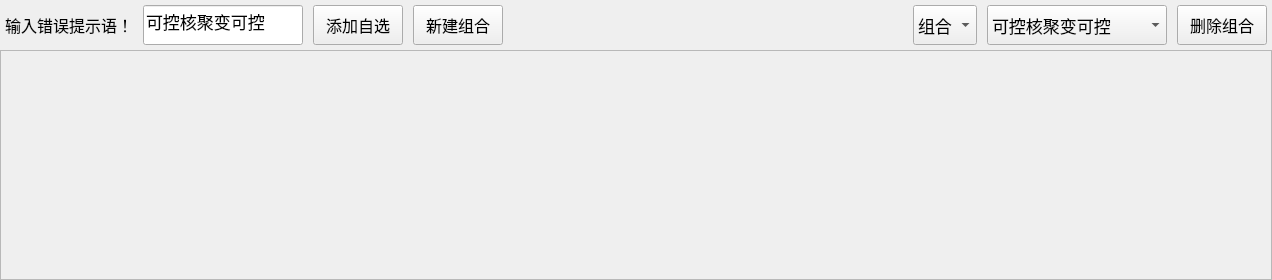
This is app/Ticker/features/homePage/homepage.ui in Cohen0415/YunQue-Ticker as Qt 5 draws it before an edit. The edited form follows.
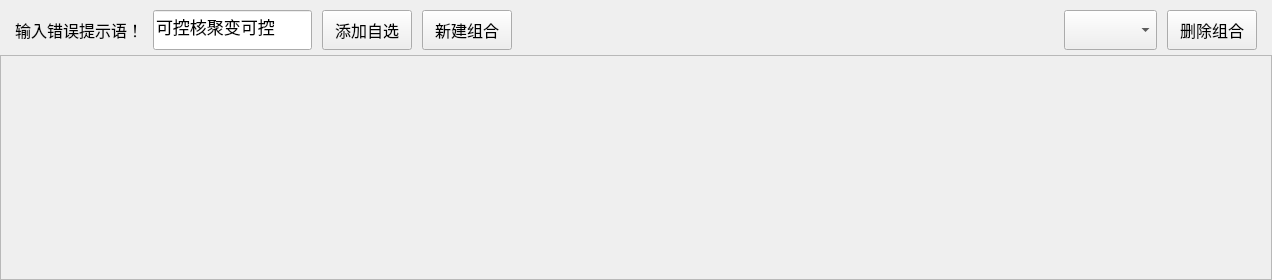
This is the edited form.

Commit message: add: qt: 初步添加 homePage 页面，目前可以添加组合、添加自选、删除组合，查看股票的基本数据

What changed in the file:
```diff
--- a/app/Ticker/features/homePage/homepage.ui
+++ b/app/Ticker/features/homePage/homepage.ui
@@ -66,13 +66,13 @@
        <number>0</number>
       </property>
       <property name="leftMargin">
-       <number>0</number>
+       <number>15</number>
       </property>
       <property name="topMargin">
-       <number>0</number>
+       <number>5</number>
       </property>
       <property name="rightMargin">
-       <number>0</number>
+       <number>15</number>
       </property>
       <property name="bottomMargin">
        <number>0</number>
@@ -96,13 +96,13 @@
           <number>10</number>
          </property>
          <property name="leftMargin">
-          <number>5</number>
+          <number>0</number>
          </property>
          <property name="topMargin">
           <number>0</number>
          </property>
          <property name="rightMargin">
-          <number>5</number>
+          <number>0</number>
          </property>
          <property name="bottomMargin">
           <number>0</number>
@@ -123,7 +123,7 @@
           <widget class="QLineEdit" name="lineEdit">
            <property name="minimumSize">
             <size>
-             <width>160</width>
+             <width>0</width>
              <height>40</height>
             </size>
            </property>
@@ -235,44 +235,19 @@
           <number>10</number>
          </property>
          <property name="leftMargin">
-          <number>5</number>
+          <number>0</number>
          </property>
          <property name="topMargin">
           <number>0</number>
          </property>
          <property name="rightMargin">
-          <number>5</number>
+          <number>0</number>
          </property>
          <property name="bottomMargin">
           <number>0</number>
          </property>
          <item>
-          <widget class="QComboBox" name="comboBox_2">
-           <property name="minimumSize">
-            <size>
-             <width>0</width>
-             <height>40</height>
-            </size>
-           </property>
-           <property name="font">
-            <font>
-             <pointsize>13</pointsize>
-            </font>
-           </property>
-           <item>
-            <property name="text">
-             <string>组合</string>
-            </property>
-           </item>
-           <item>
-            <property name="text">
-             <string>股票</string>
-            </property>
-           </item>
-          </widget>
-         </item>
-         <item>
-          <widget class="QComboBox" name="comboBox">
+          <widget class="QComboBox" name="portfolioComboBox">
            <property name="sizePolicy">
             <sizepolicy hsizetype="Preferred" vsizetype="Fixed">
              <horstretch>0</horstretch>
@@ -281,7 +256,7 @@
            </property>
            <property name="minimumSize">
             <size>
-             <width>180</width>
+             <width>0</width>
              <height>40</height>
             </size>
            </property>
@@ -296,11 +271,6 @@
              <pointsize>13</pointsize>
             </font>
            </property>
-           <item>
-            <property name="text">
-             <string>可控核聚变可控</string>
-            </property>
-           </item>
           </widget>
          </item>
          <item>
@@ -344,7 +314,7 @@
         <x>0</x>
         <y>0</y>
         <width>1270</width>
-        <height>228</height>
+        <height>223</height>
        </rect>
       </property>
       <widget class="QWidget" name="widget_4" native="true">
```
Left out of the diff: 22 changed lines with no effect on the pictures. The commit also changes 21 other files.
